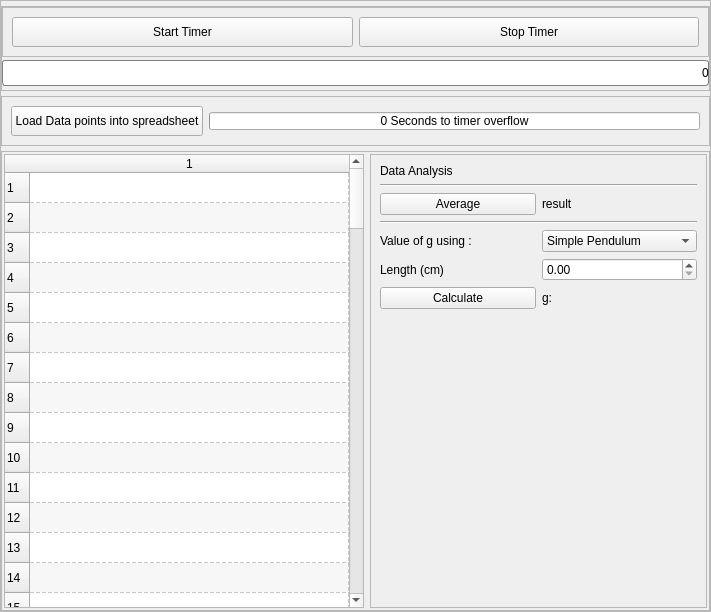
Before: the Qt Designer form seel_res/GUI/B_physics/templates/rodpendulum.ui in jithinbp/SEELablet-apps, drawn with Qt 5.
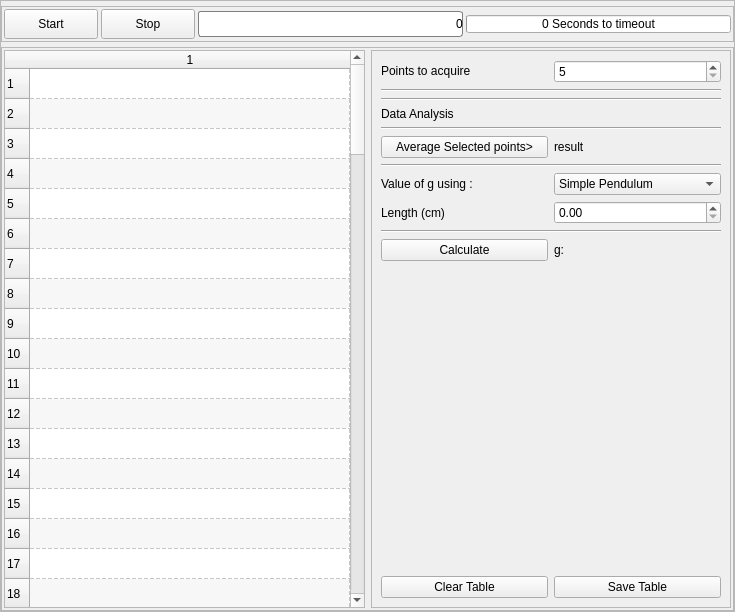
After: the same form once the commit is applied.

Commit message: save button added to T&M and Physics

The edit to the form file:
```diff
--- a/seel_res/GUI/B_physics/templates/rodpendulum.ui
+++ b/seel_res/GUI/B_physics/templates/rodpendulum.ui
@@ -6,7 +6,7 @@
    <rect>
     <x>0</x>
     <y>0</y>
-    <width>711</width>
+    <width>735</width>
     <height>612</height>
    </rect>
   </property>
@@ -55,92 +55,53 @@
         <number>0</number>
        </property>
        <item>
-        <widget class="QFrame" name="frame">
+        <widget class="QFrame" name="frame_4">
          <property name="sizePolicy">
           <sizepolicy hsizetype="Preferred" vsizetype="Maximum">
            <horstretch>0</horstretch>
            <verstretch>0</verstretch>
           </sizepolicy>
          </property>
-         <property name="minimumSize">
-          <size>
-           <width>0</width>
-           <height>80</height>
-          </size>
-         </property>
          <property name="frameShape">
           <enum>QFrame::StyledPanel</enum>
          </property>
          <property name="frameShadow">
           <enum>QFrame::Raised</enum>
          </property>
-         <property name="class" stdset="0">
-          <string>PeripheralCollectionInner</string>
-         </property>
-         <layout class="QGridLayout" name="gridLayout">
-          <property name="leftMargin">
-           <number>0</number>
-          </property>
-          <property name="topMargin">
-           <number>0</number>
-          </property>
-          <property name="rightMargin">
-           <number>0</number>
-          </property>
-          <property name="bottomMargin">
-           <number>4</number>
-          </property>
-          <property name="horizontalSpacing">
-           <number>0</number>
-          </property>
-          <property name="verticalSpacing">
+         <layout class="QHBoxLayout" name="horizontalLayout_2">
+          <property name="spacing">
            <number>3</number>
           </property>
-          <item row="0" column="0">
-           <widget class="QFrame" name="frame_4">
-            <property name="sizePolicy">
-             <sizepolicy hsizetype="Preferred" vsizetype="Maximum">
-              <horstretch>0</horstretch>
-              <verstretch>0</verstretch>
-             </sizepolicy>
+          <property name="margin">
+           <number>2</number>
+          </property>
+          <item>
+           <widget class="QPushButton" name="pushButton">
+            <property name="minimumSize">
+             <size>
+              <width>94</width>
+              <height>30</height>
+             </size>
             </property>
-            <property name="frameShape">
-             <enum>QFrame::StyledPanel</enum>
+            <property name="text">
+             <string>Start</string>
             </property>
-            <property name="frameShadow">
-             <enum>QFrame::Raised</enum>
+           </widget>
+          </item>
+          <item>
+           <widget class="QPushButton" name="pushButton_3">
+            <property name="minimumSize">
+             <size>
+              <width>94</width>
+              <height>30</height>
+             </size>
             </property>
-            <layout class="QHBoxLayout" name="horizontalLayout_2">
-             <item>
-              <widget class="QPushButton" name="pushButton">
-               <property name="minimumSize">
-                <size>
-                 <width>94</width>
-                 <height>30</height>
-                </size>
-               </property>
-               <property name="text">
-                <string>Start Timer</string>
-               </property>
-              </widget>
-             </item>
-             <item>
-              <widget class="QPushButton" name="pushButton_3">
-               <property name="minimumSize">
-                <size>
-                 <width>94</width>
-                 <height>30</height>
-                </size>
-               </property>
-               <property name="text">
-                <string>Stop Timer</string>
-               </property>
-              </widget>
-             </item>
-            </layout>
+            <property name="text">
+             <string>Stop</string>
+            </property>
            </widget>
           </item>
-          <item row="2" column="0">
+          <item>
            <widget class="QProgressBar" name="progressBar">
             <property name="styleSheet">
              <string notr="true">QProgressBar:horizontal {
@@ -168,37 +129,6 @@
             </property>
            </widget>
           </item>
-         </layout>
-        </widget>
-       </item>
-       <item>
-        <widget class="QFrame" name="frame_5">
-         <property name="frameShape">
-          <enum>QFrame::StyledPanel</enum>
-         </property>
-         <property name="frameShadow">
-          <enum>QFrame::Raised</enum>
-         </property>
-         <layout class="QHBoxLayout" name="horizontalLayout_3">
-          <item>
-           <widget class="QPushButton" name="pushButton_5">
-            <property name="minimumSize">
-             <size>
-              <width>94</width>
-              <height>30</height>
-             </size>
-            </property>
-            <property name="maximumSize">
-             <size>
-              <width>300</width>
-              <height>16777215</height>
-             </size>
-            </property>
-            <property name="text">
-             <string>Load Data points into spreadsheet</string>
-            </property>
-           </widget>
-          </item>
           <item>
            <widget class="QProgressBar" name="timerProgress">
             <property name="maximumSize">
@@ -224,7 +154,7 @@
              <bool>true</bool>
             </property>
             <property name="format">
-             <string>%v Seconds to timer overflow</string>
+             <string>%v Seconds to timeout</string>
             </property>
            </widget>
           </item>
@@ -419,7 +349,7 @@
              <enum>QFrame::Raised</enum>
             </property>
             <layout class="QGridLayout" name="gridLayout_2">
-             <item row="7" column="1">
+             <item row="10" column="1">
               <widget class="QComboBox" name="comboBox">
                <item>
                 <property name="text">
@@ -433,7 +363,7 @@
                </item>
               </widget>
              </item>
-             <item row="5" column="0" colspan="2">
+             <item row="8" column="0" colspan="2">
               <widget class="Line" name="line">
                <property name="minimumSize">
                 <size>
@@ -452,14 +382,14 @@
                </property>
               </widget>
              </item>
-             <item row="10" column="0">
+             <item row="13" column="0">
               <widget class="QPushButton" name="pushButton_6">
                <property name="text">
                 <string>Calculate</string>
                </property>
               </widget>
              </item>
-             <item row="1" column="0" colspan="2">
+             <item row="4" column="0" colspan="2">
               <widget class="Line" name="line_2">
                <property name="minimumSize">
                 <size>
@@ -478,7 +408,7 @@
                </property>
               </widget>
              </item>
-             <item row="12" column="0">
+             <item row="15" column="0">
               <spacer name="verticalSpacer">
                <property name="orientation">
                 <enum>Qt::Vertical</enum>
@@ -491,38 +421,38 @@
                </property>
               </spacer>
              </item>
-             <item row="2" column="1">
+             <item row="5" column="1">
               <widget class="QLabel" name="averageLabel">
                <property name="text">
                 <string>result</string>
                </property>
               </widget>
              </item>
-             <item row="7" column="0">
+             <item row="10" column="0">
               <widget class="QLabel" name="averageLabel_2">
                <property name="text">
                 <string>Value of g using :</string>
                </property>
               </widget>
              </item>
-             <item row="8" column="0">
+             <item row="11" column="0">
               <widget class="QLabel" name="label_2">
                <property name="text">
                 <string>Length (cm)</string>
                </property>
               </widget>
              </item>
-             <item row="2" column="0">
+             <item row="5" column="0">
               <widget class="QPushButton" name="pushButton_4">
                <property name="toolTip">
                 <string>Obtain average of data points selected in the table</string>
                </property>
                <property name="text">
-                <string>Average</string>
+                <string>Average Selected points&gt;</string>
                </property>
               </widget>
              </item>
-             <item row="0" column="0">
+             <item row="3" column="0">
               <widget class="QLabel" name="label">
                <property name="sizePolicy">
                 <sizepolicy hsizetype="Preferred" vsizetype="Maximum">
@@ -535,16 +465,98 @@
                </property>
               </widget>
              </item>
-             <item row="10" column="1">
+             <item row="13" column="1">
               <widget class="QLabel" name="gLabel">
                <property name="text">
                 <string>g:</string>
                </property>
               </widget>
              </item>
-             <item row="8" column="1">
+             <item row="11" column="1">
               <widget class="QDoubleSpinBox" name="lenBox"/>
              </item>
+             <item row="0" column="0">
+              <widget class="QLabel" name="label_3">
+               <property name="sizePolicy">
+                <sizepolicy hsizetype="Preferred" vsizetype="Maximum">
+                 <horstretch>0</horstretch>
+                 <verstretch>0</verstretch>
+                </sizepolicy>
+               </property>
+               <property name="text">
+                <string>Points to acquire</string>
+               </property>
+              </widget>
+             </item>
+             <item row="12" column="0" colspan="2">
+              <widget class="Line" name="line_3">
+               <property name="orientation">
+                <enum>Qt::Horizontal</enum>
+               </property>
+              </widget>
+             </item>
+             <item row="0" column="1">
+              <widget class="QSpinBox" name="pointBox">
+               <property name="minimum">
+                <number>5</number>
+               </property>
+               <property name="maximum">
+                <number>1000</number>
+               </property>
+              </widget>
+             </item>
+             <item row="1" column="0" colspan="2">
+              <widget class="Line" name="line_4">
+               <property name="minimumSize">
+                <size>
+                 <width>30</width>
+                 <height>0</height>
+                </size>
+               </property>
+               <property name="lineWidth">
+                <number>1</number>
+               </property>
+               <property name="midLineWidth">
+                <number>0</number>
+               </property>
+               <property name="orientation">
+                <enum>Qt::Horizontal</enum>
+               </property>
+              </widget>
+             </item>
+             <item row="2" column="0" colspan="2">
+              <widget class="Line" name="line_5">
+               <property name="minimumSize">
+                <size>
+                 <width>30</width>
+                 <height>0</height>
+                </size>
+               </property>
+               <property name="lineWidth">
+                <number>1</number>
+               </property>
+               <property name="midLineWidth">
+                <number>0</number>
+               </property>
+               <property name="orientation">
+                <enum>Qt::Horizontal</enum>
+               </property>
+              </widget>
+             </item>
+             <item row="16" column="0">
+              <widget class="QPushButton" name="pushButton_2">
+               <property name="text">
+                <string>Clear Table</string>
+               </property>
+              </widget>
+             </item>
+             <item row="16" column="1">
+              <widget class="QPushButton" name="pushButton_5">
+               <property name="text">
+                <string>Save Table</string>
+               </property>
+              </widget>
+             </item>
             </layout>
            </widget>
           </item>
```
Left out of the diff: 94 changed lines with no effect on the pictures. The commit also changes 31 other files.
